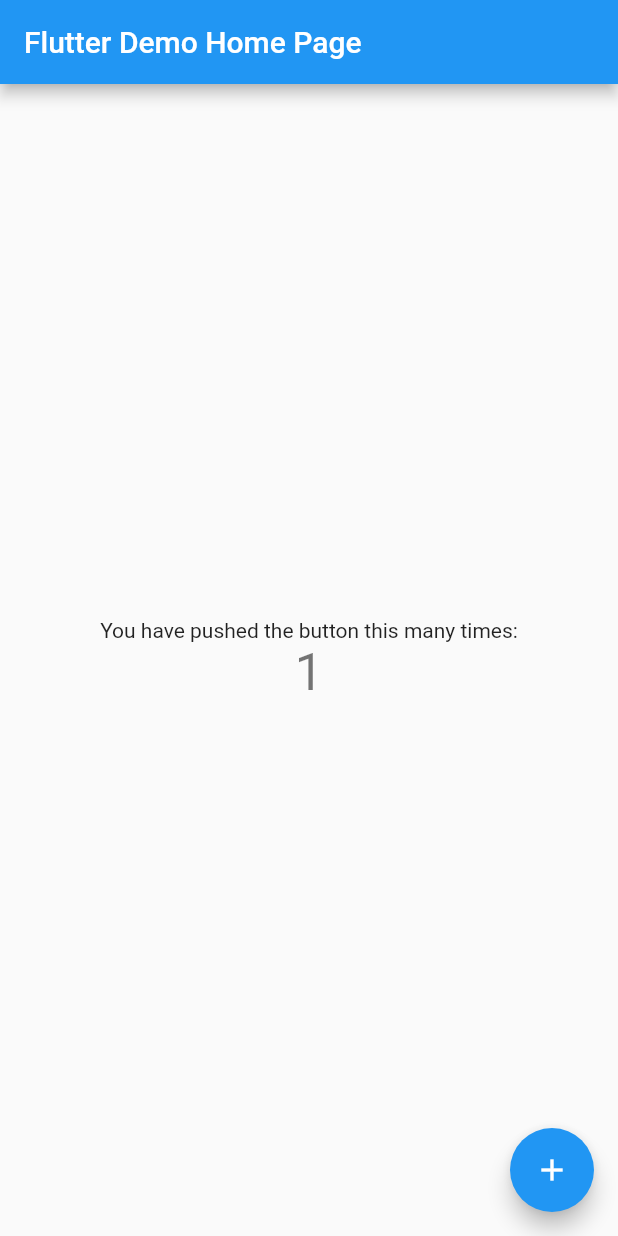
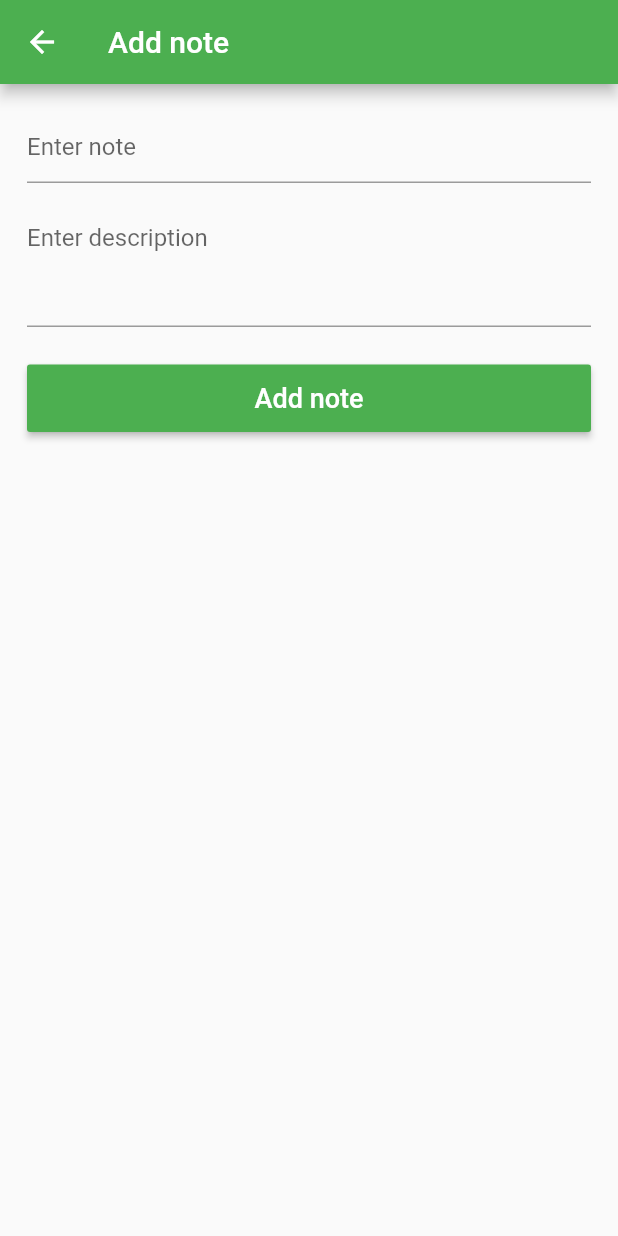
Before and after one commit to dchandrani/flutter_notes_app, a Flutter app: the screen it shows after launch, after a tap on the "add" icon, on a phone screen of 412 x 824 dp. Run offline on Flutter 3.47's test engine with Material 2 defaults, Android fonts, the phone set to English and light mode, and no system bars.

Commit message:
Created notes add and list screen

```diff
--- a/lib/main.dart
+++ b/lib/main.dart
@@ -1,111 +1,32 @@
 import 'package:flutter/material.dart';
+import 'package:flutter_notes_app/providers/note_provider.dart';
+import 'package:provider/provider.dart';
+import './screens/notes_list_screen.dart';
+import './screens/add_note_screen.dart';
 
-void main() => runApp(MyApp());
+void main() => runApp(
+      MultiProvider(
+        providers: [
+          ChangeNotifierProvider.value(
+            value: NotesProvider(),
+          ),
+        ],
+        child: MyApp(),
+      ),
+    );
 
 class MyApp extends StatelessWidget {
-  // This widget is the root of your application.
   @override
   Widget build(BuildContext context) {
     return MaterialApp(
       title: 'Flutter Demo',
       theme: ThemeData(
-        // This is the theme of your application.
-        //
-        // Try running your application with "flutter run". You'll see the
-        // application has a blue toolbar. Then, without quitting the app, try
-        // changing the primarySwatch below to Colors.green and then invoke
-        // "hot reload" (press "r" in the console where you ran "flutter run",
-        // or simply save your changes to "hot reload" in a Flutter IDE).
-        // Notice that the counter didn't reset back to zero; the application
-        // is not restarted.
-        primarySwatch: Colors.blue,
+        primarySwatch: Colors.green,
       ),
-      home: MyHomePage(title: 'Flutter Demo Home Page'),
+      routes: {
+        NotesListScreen.routeName: (_) => NotesListScreen(),
+        AddNoteScreen.routeName: (_) => AddNoteScreen(),
+      },
     );
   }
 }
-
-class MyHomePage extends StatefulWidget {
-  MyHomePage({Key key, this.title}) : super(key: key);
-
-  // This widget is the home page of your application. It is stateful, meaning
-  // that it has a State object (defined below) that contains fields that affect
-  // how it looks.
-
-  // This class is the configuration for the state. It holds the values (in this
-  // case the title) provided by the parent (in this case the App widget) and
-  // used by the build method of the State. Fields in a Widget subclass are
-  // always marked "final".
-
-  final String title;
-
-  @override
-  _MyHomePageState createState() => _MyHomePageState();
-}
-
-class _MyHomePageState extends State<MyHomePage> {
-  int _counter = 0;
-
-  void _incrementCounter() {
-    setState(() {
-      // This call to setState tells the Flutter framework that something has
-      // changed in this State, which causes it to rerun the build method below
-      // so that the display can reflect the updated values. If we changed
-      // _counter without calling setState(), then the build method would not be
-      // called again, and so nothing would appear to happen.
-      _counter++;
-    });
-  }
-
-  @override
-  Widget build(BuildContext context) {
-    // This method is rerun every time setState is called, for instance as done
-    // by the _incrementCounter method above.
-    //
-    // The Flutter framework has been optimized to make rerunning build methods
-    // fast, so that you can just rebuild anything that needs updating rather
-    // than having to individually change instances of widgets.
-    return Scaffold(
-      appBar: AppBar(
-        // Here we take the value from the MyHomePage object that was created by
-        // the App.build method, and use it to set our appbar title.
-        title: Text(widget.title),
-      ),
-      body: Center(
-        // Center is a layout widget. It takes a single child and positions it
-        // in the middle of the parent.
-        child: Column(
-          // Column is also a layout widget. It takes a list of children and
-          // arranges them vertically. By default, it sizes itself to fit its
-          // children horizontally, and tries to be as tall as its parent.
-          //
-          // Invoke "debug painting" (press "p" in the console, choose the
-          // "Toggle Debug Paint" action from the Flutter Inspector in Android
-          // Studio, or the "Toggle Debug Paint" command in Visual Studio Code)
-          // to see the wireframe for each widget.
-          //
-          // Column has various properties to control how it sizes itself and
-          // how it positions its children. Here we use mainAxisAlignment to
-          // center the children vertically; the main axis here is the vertical
-          // axis because Columns are vertical (the cross axis would be
-          // horizontal).
-          mainAxisAlignment: MainAxisAlignment.center,
-          children: <Widget>[
-            Text(
-              'You have pushed the button this many times:',
-            ),
-            Text(
-              '$_counter',
-              style: Theme.of(context).textTheme.display1,
-            ),
-          ],
-        ),
-      ),
-      floatingActionButton: FloatingActionButton(
-        onPressed: _incrementCounter,
-        tooltip: 'Increment',
-        child: Icon(Icons.add),
-      ), // This trailing comma makes auto-formatting nicer for build methods.
-    );
-  }
-}
--- /dev/null
+++ b/lib/screens/add_note_screen.dart
@@ -0,0 +1,63 @@
+import 'package:flutter/material.dart';
+import 'package:flutter_notes_app/providers/note_provider.dart';
+import 'package:provider/provider.dart';
+
+class AddNoteScreen extends StatelessWidget {
+  static const routeName = '/add-note';
+  final noteController = TextEditingController();
+  final descriptionController = TextEditingController();
+
+  @override
+  Widget build(BuildContext context) {
+    return Scaffold(
+      appBar: AppBar(
+        title: Text('Add note'),
+      ),
+      body: Padding(
+        padding: const EdgeInsets.all(18.0),
+        child: Column(
+          children: <Widget>[
+            TextField(
+              controller: noteController,
+              decoration: InputDecoration(hintText: 'Enter note'),
+            ),
+            SizedBox(height: 15),
+            TextField(
+              controller: descriptionController,
+              decoration: InputDecoration(hintText: 'Enter description'),
+              maxLines: 3,
+            ),
+            SizedBox(height: 25),
+            SizedBox(
+              width: double.infinity,
+              height: 45,
+              child: RaisedButton(
+                color: Theme.of(context).primaryColor,
+                textTheme: ButtonTextTheme.primary,
+                onPressed: () {
+                  print(noteController.text);
+                  print(descriptionController.text);
+
+                  final note = noteController.text;
+                  final description = descriptionController.text;
+
+                  if(note.isNotEmpty) {
+                    final Note noteObj = Note(id: DateTime.now().millisecondsSinceEpoch.toString(), note: note);
+                    Provider.of<NotesProvider>(context, listen: false).addNote(noteObj);
+                    Navigator.pop(context);
+                  }
+                },
+                child: Text(
+                  'Add note',
+                  style: TextStyle(
+                    fontSize: 18,
+                  ),
+                ),
+              ),
+            ),
+          ],
+        ),
+      ),
+    );
+  }
+}
--- /dev/null
+++ b/lib/screens/notes_list_screen.dart
@@ -0,0 +1,35 @@
+import 'package:flutter/material.dart';
+import 'package:provider/provider.dart';
+import './add_note_screen.dart';
+import '../providers/note_provider.dart';
+
+class NotesListScreen extends StatelessWidget {
+  static const routeName = '/';
+
+  @override
+  Widget build(BuildContext context) {
+    return Scaffold(
+      appBar: AppBar(
+        title: Text('Notes'),
+      ),
+      body: Consumer<NotesProvider>(
+        builder: (context, notes, _) => ListView.separated(
+          itemBuilder: (context, index) => ListTile(
+            title: Text(
+              notes.notes[index].note,
+            ),
+            subtitle: Text(notes.notes[index].description),
+          ),
+          separatorBuilder: (context, index) => Divider(),
+          itemCount: notes.notes.length,
+        ),
+      ),
+      floatingActionButton: FloatingActionButton(
+        onPressed: () {
+          Navigator.pushNamed(context, AddNoteScreen.routeName);
+        },
+        child: Icon(Icons.add),
+      ),
+    );
+  }
+}
```
